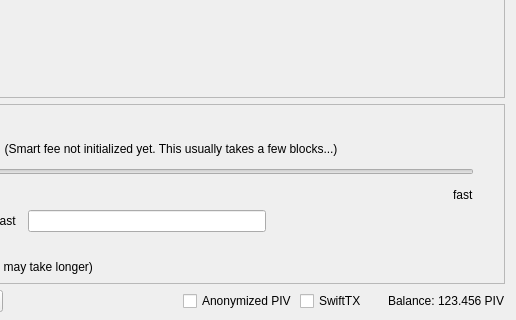
This is src/qt/forms/sendcoinsdialog.ui in eons-finance/ALQO as Qt 5 draws it before an edit; both pictures show x 334 to 850 and y 290 to 610 of the 850 by 610 pixel window. The edited form follows.
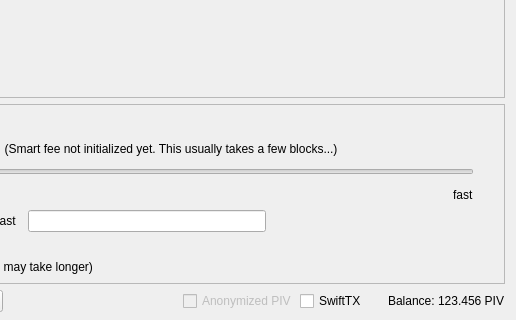
This is the edited form. Icons and pictures are not drawn. Custom widgets are drawn as their Qt base class.

What changed in the file:
```diff
--- a/src/qt/forms/sendcoinsdialog.ui
+++ b/src/qt/forms/sendcoinsdialog.ui
@@ -1386,6 +1386,9 @@
        </property>
        <item>
         <widget class="QCheckBox" name="checkzPIV">
+         <property name="enabled">
+          <bool>false</bool>
+         </property>
          <property name="text">
           <string>Anonymized PIV</string>
          </property>
```
